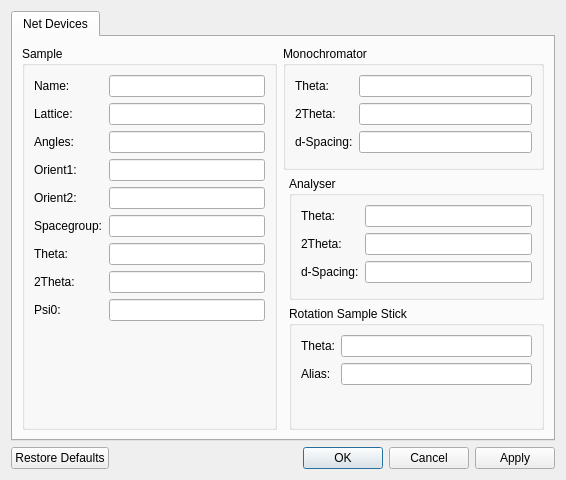
Old version of the form ui/settings.ui in the repository tweber-ill/frm_mirror-takin1.
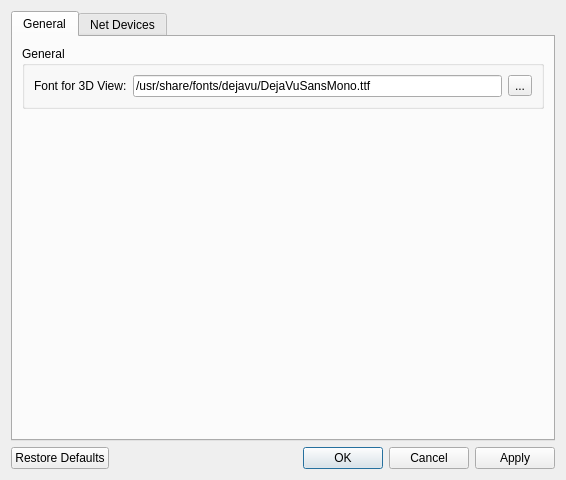
New version of the form.

```diff
--- a/ui/settings.ui
+++ b/ui/settings.ui
@@ -29,6 +29,68 @@
      <property name="currentIndex">
       <number>0</number>
      </property>
+     <widget class="QWidget" name="tab">
+      <attribute name="title">
+       <string>General</string>
+      </attribute>
+      <layout class="QGridLayout" name="gridLayout_4">
+       <item row="0" column="0">
+        <widget class="QGroupBox" name="groupBox_5">
+         <property name="title">
+          <string>General</string>
+         </property>
+         <layout class="QGridLayout" name="gridLayout_3">
+          <item row="0" column="1">
+           <widget class="QLineEdit" name="editGLFont">
+            <property name="sizePolicy">
+             <sizepolicy hsizetype="Expanding" vsizetype="Fixed">
+              <horstretch>1</horstretch>
+              <verstretch>0</verstretch>
+             </sizepolicy>
+            </property>
+            <property name="text">
+             <string>/usr/share/fonts/dejavu/DejaVuSansMono.ttf</string>
+            </property>
+           </widget>
+          </item>
+          <item row="0" column="0">
+           <widget class="QLabel" name="label_18">
+            <property name="sizePolicy">
+             <sizepolicy hsizetype="Preferred" vsizetype="Preferred">
+              <horstretch>0</horstretch>
+              <verstretch>0</verstretch>
+             </sizepolicy>
+            </property>
+            <property name="text">
+             <string>Font for 3D View:</string>
+            </property>
+           </widget>
+          </item>
+          <item row="0" column="2">
+           <widget class="QToolButton" name="btnGLFont">
+            <property name="text">
+             <string>...</string>
+            </property>
+           </widget>
+          </item>
+         </layout>
+        </widget>
+       </item>
+       <item row="1" column="0">
+        <spacer name="verticalSpacer">
+         <property name="orientation">
+          <enum>Qt::Vertical</enum>
+         </property>
+         <property name="sizeHint" stdset="0">
+          <size>
+           <width>20</width>
+           <height>40</height>
+          </size>
+         </property>
+        </spacer>
+       </item>
+      </layout>
+     </widget>
      <widget class="QWidget" name="tabNetDevices">
       <attribute name="title">
        <string>Net Devices</string>
```
